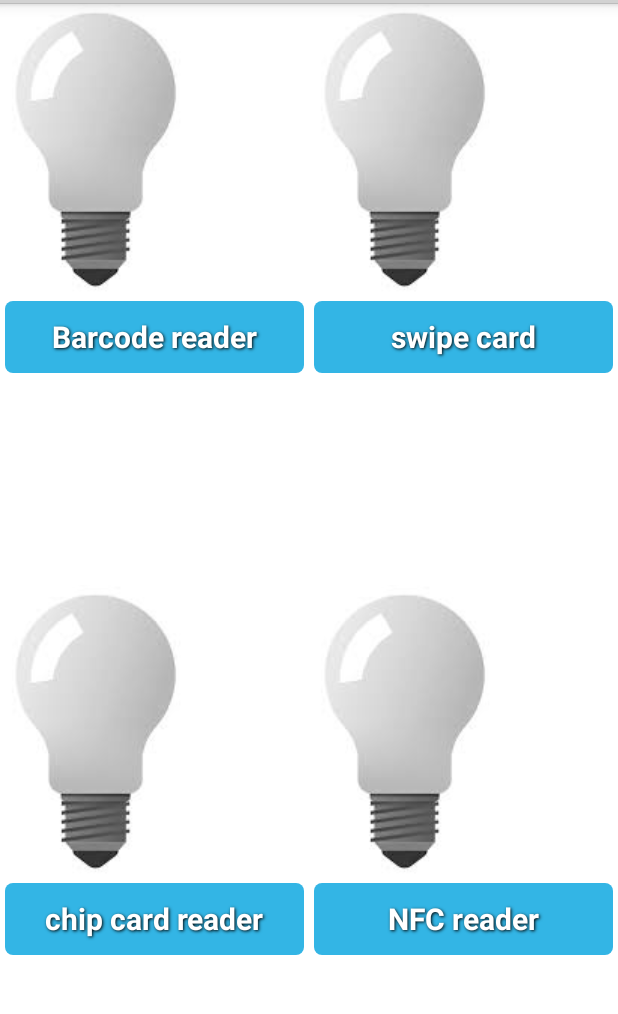
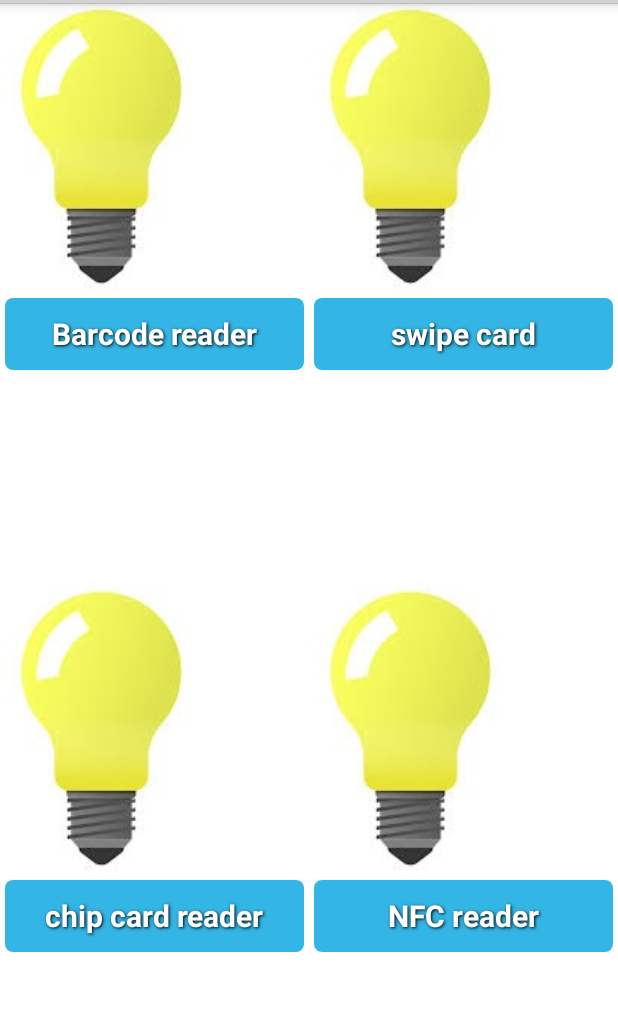
Before and after one commit to UdeeshaShehan/BSA2, an Android app: the DeviceStatus screen opened directly, with no data from a screen before it, on a phone screen of 412 x 824 dp, the part 69-1083 px from its top. Run offline under Robolectric (Android 15) with nearby library versions, the phone set to English and light mode, and no system bars.

Commit message:
with chacha

```diff
--- a/app/src/main/java/com/example/usid/mpos/technicalService/KeepAlive.java
+++ b/app/src/main/java/com/example/usid/mpos/technicalService/KeepAlive.java
@@ -15,10 +15,10 @@ public class KeepAlive extends Observable{
         return instance;
     }
     private KeepAlive() {
-        device1=false;
-        device2=false;
-        device3=false;
-        device4=false;
+        device1=true;
+        device2=true;
+        device3=true;
+        device4=true;
     }
 
     public boolean getDevice1() {
--- a/app/src/main/java/com/example/usid/mpos/technicalService/UDPBroadcastSerrvice.java
+++ b/app/src/main/java/com/example/usid/mpos/technicalService/UDPBroadcastSerrvice.java
@@ -74,13 +74,18 @@ public class UDPBroadcastSerrvice extends Service implements Observer{
         // schedule task
         mTimer.scheduleAtFixedRate(new TimeDisplayTimerTask(), 100, NOTIFY_INTERVAL);
     }
-
+    int indicator=0;
     @Override
     public void update(Observable o, Object arg) {
         if(k.getDevice1()&&k.getDevice2()&&k.getDevice3()&&k.getDevice4()){
             mTimer.cancel();
+            indicator=0;
         }else{
-            mTimer.scheduleAtFixedRate(new TimeDisplayTimerTask(), 100, NOTIFY_INTERVAL);
+                if(indicator==0) {
+                    mTimer = new Timer();
+                    mTimer.scheduleAtFixedRate(new TimeDisplayTimerTask(), 100, NOTIFY_INTERVAL);
+                    indicator=1;
+                }
         }
 
     }
--- a/app/src/main/res/layout/device_status.xml
+++ b/app/src/main/res/layout/device_status.xml
@@ -19,7 +19,7 @@
         android:id="@+id/imageView1"
         android:layout_width="wrap_content"
         android:layout_height="wrap_content"
-        android:src="@drawable/off"
+        android:src="@drawable/on"
         android:gravity="center"/>
 
     <Button
@@ -41,7 +41,7 @@
         android:id="@+id/imageView2"
         android:layout_width="wrap_content"
         android:layout_height="wrap_content"
-        android:src="@drawable/off"
+        android:src="@drawable/on"
         android:gravity="center"/>
 
     <Button
@@ -68,7 +68,7 @@
         android:id="@+id/imageView3"
         android:layout_width="wrap_content"
         android:layout_height="wrap_content"
-        android:src="@drawable/off"
+        android:src="@drawable/on"
         android:gravity="center"/>
 
     <Button
@@ -89,7 +89,7 @@
         android:id="@+id/imageView4"
         android:layout_width="wrap_content"
         android:layout_height="wrap_content"
-        android:src="@drawable/off"
+        android:src="@drawable/on"
         android:gravity="center"/>
 
     <Button
```
